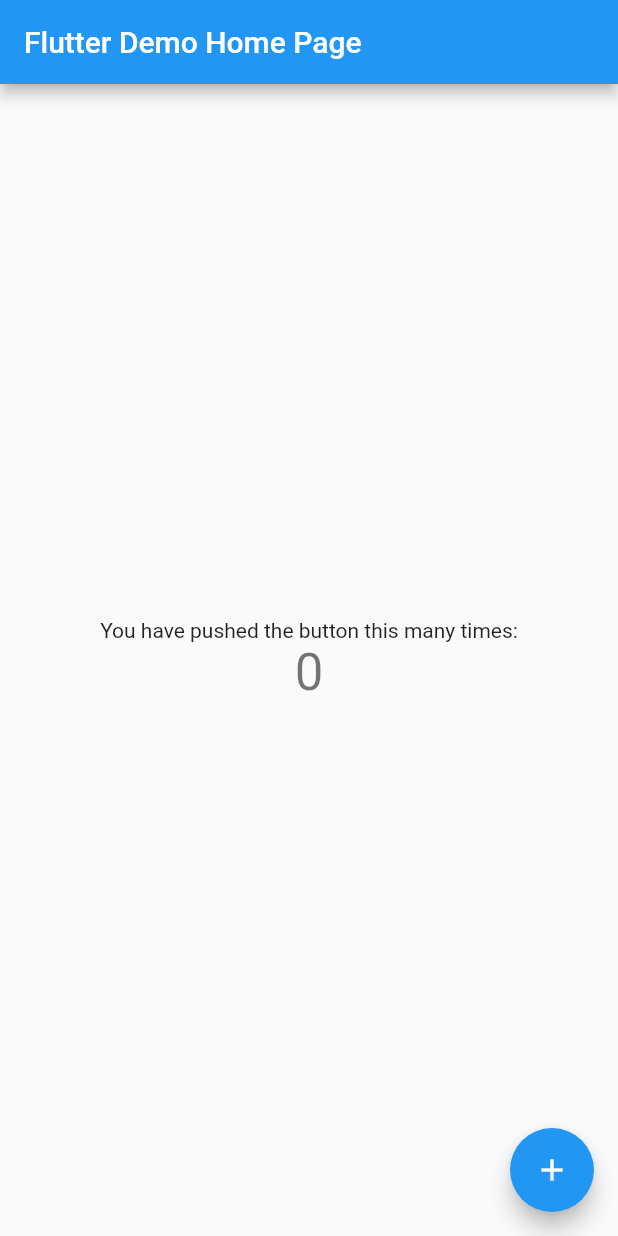
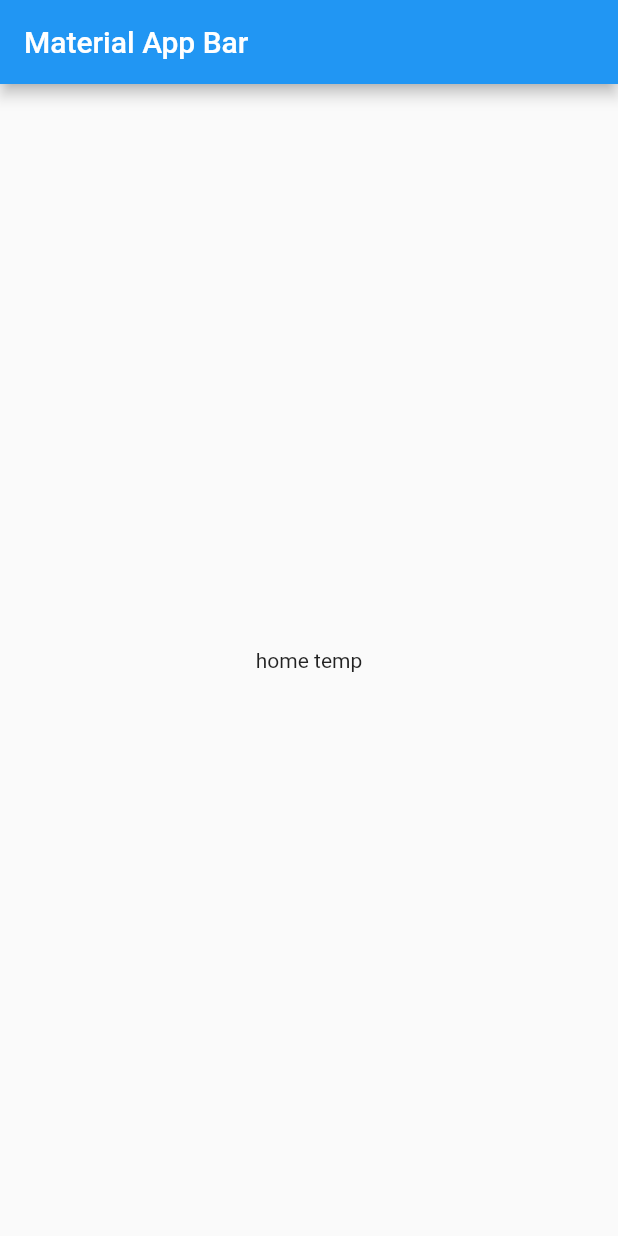
Before and after one commit to evergara/flutter_componentes_app, a Flutter app: the screen it shows after launch, on a phone screen of 412 x 824 dp. Run offline on Flutter 3.47's test engine with Material 2 defaults, Android fonts, the phone set to English and light mode, and no system bars.

Commit message:
crear mi primer page

```diff
--- a/lib/main.dart
+++ b/lib/main.dart
@@ -1,115 +1,20 @@
 import 'package:flutter/material.dart';
+import 'package:componentes_app/src/page/homepage_temp.dart';
 
-void main() {
-  runApp(const MyApp());
-}
+void main() => runApp(MyApp());
 
 class MyApp extends StatelessWidget {
-  const MyApp({Key? key}) : super(key: key);
-
-  // This widget is the root of your application.
   @override
   Widget build(BuildContext context) {
     return MaterialApp(
-      title: 'Flutter Demo',
-      theme: ThemeData(
-        // This is the theme of your application.
-        //
-        // Try running your application with "flutter run". You'll see the
-        // application has a blue toolbar. Then, without quitting the app, try
-        // changing the primarySwatch below to Colors.green and then invoke
-        // "hot reload" (press "r" in the console where you ran "flutter run",
-        // or simply save your changes to "hot reload" in a Flutter IDE).
-        // Notice that the counter didn't reset back to zero; the application
-        // is not restarted.
-        primarySwatch: Colors.blue,
+      debugShowCheckedModeBanner: false,
+      title: 'Material App',
+      home: Scaffold(
+        appBar: AppBar(
+          title: Text('Material App Bar'),
+        ),
+        body: HomePageTemp()
       ),
-      home: const MyHomePage(title: 'Flutter Demo Home Page'),
     );
   }
 }
-
-class MyHomePage extends StatefulWidget {
-  const MyHomePage({Key? key, required this.title}) : super(key: key);
-
-  // This widget is the home page of your application. It is stateful, meaning
-  // that it has a State object (defined below) that contains fields that affect
-  // how it looks.
-
-  // This class is the configuration for the state. It holds the values (in this
-  // case the title) provided by the parent (in this case the App widget) and
-  // used by the build method of the State. Fields in a Widget subclass are
-  // always marked "final".
-
-  final String title;
-
-  @override
-  State<MyHomePage> createState() => _MyHomePageState();
-}
-
-class _MyHomePageState extends State<MyHomePage> {
-  int _counter = 0;
-
-  void _incrementCounter() {
-    setState(() {
-      // This call to setState tells the Flutter framework that something has
-      // changed in this State, which causes it to rerun the build method below
-      // so that the display can reflect the updated values. If we changed
-      // _counter without calling setState(), then the build method would not be
-      // called again, and so nothing would appear to happen.
-      _counter++;
-    });
-  }
-
-  @override
-  Widget build(BuildContext context) {
-    // This method is rerun every time setState is called, for instance as done
-    // by the _incrementCounter method above.
-    //
-    // The Flutter framework has been optimized to make rerunning build methods
-    // fast, so that you can just rebuild anything that needs updating rather
-    // than having to individually change instances of widgets.
-    return Scaffold(
-      appBar: AppBar(
-        // Here we take the value from the MyHomePage object that was created by
-        // the App.build method, and use it to set our appbar title.
-        title: Text(widget.title),
-      ),
-      body: Center(
-        // Center is a layout widget. It takes a single child and positions it
-        // in the middle of the parent.
-        child: Column(
-          // Column is also a layout widget. It takes a list of children and
-          // arranges them vertically. By default, it sizes itself to fit its
-          // children horizontally, and tries to be as tall as its parent.
-          //
-          // Invoke "debug painting" (press "p" in the console, choose the
-          // "Toggle Debug Paint" action from the Flutter Inspector in Android
-          // Studio, or the "Toggle Debug Paint" command in Visual Studio Code)
-          // to see the wireframe for each widget.
-          //
-          // Column has various properties to control how it sizes itself and
-          // how it positions its children. Here we use mainAxisAlignment to
-          // center the children vertically; the main axis here is the vertical
-          // axis because Columns are vertical (the cross axis would be
-          // horizontal).
-          mainAxisAlignment: MainAxisAlignment.center,
-          children: <Widget>[
-            const Text(
-              'You have pushed the button this many times:',
-            ),
-            Text(
-              '$_counter',
-              style: Theme.of(context).textTheme.headline4,
-            ),
-          ],
-        ),
-      ),
-      floatingActionButton: FloatingActionButton(
-        onPressed: _incrementCounter,
-        tooltip: 'Increment',
-        child: const Icon(Icons.add),
-      ), // This trailing comma makes auto-formatting nicer for build methods.
-    );
-  }
-}
--- /dev/null
+++ b/lib/src/page/homepage_temp.dart
@@ -0,0 +1,12 @@
+import 'package:flutter/material.dart';
+
+class HomePageTemp extends StatelessWidget {
+  const HomePageTemp({Key? key}) : super(key: key);
+
+  @override
+  Widget build(BuildContext context) {
+    return Center(
+      child: Text('home temp'),
+    );
+  }
+}
```
